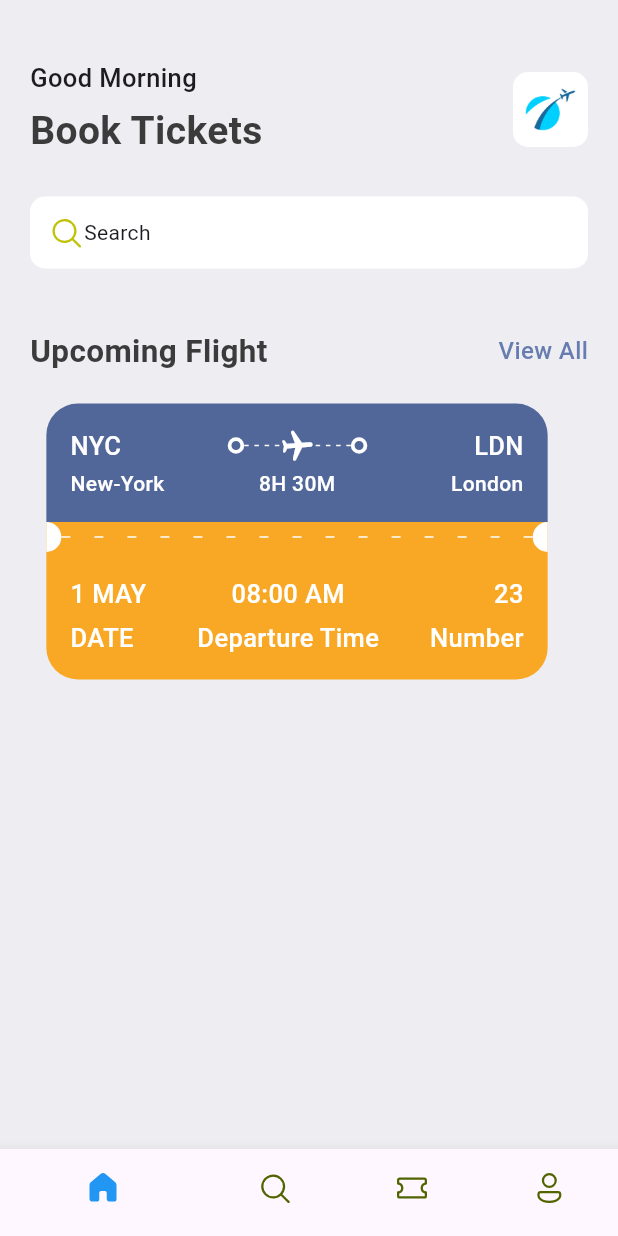
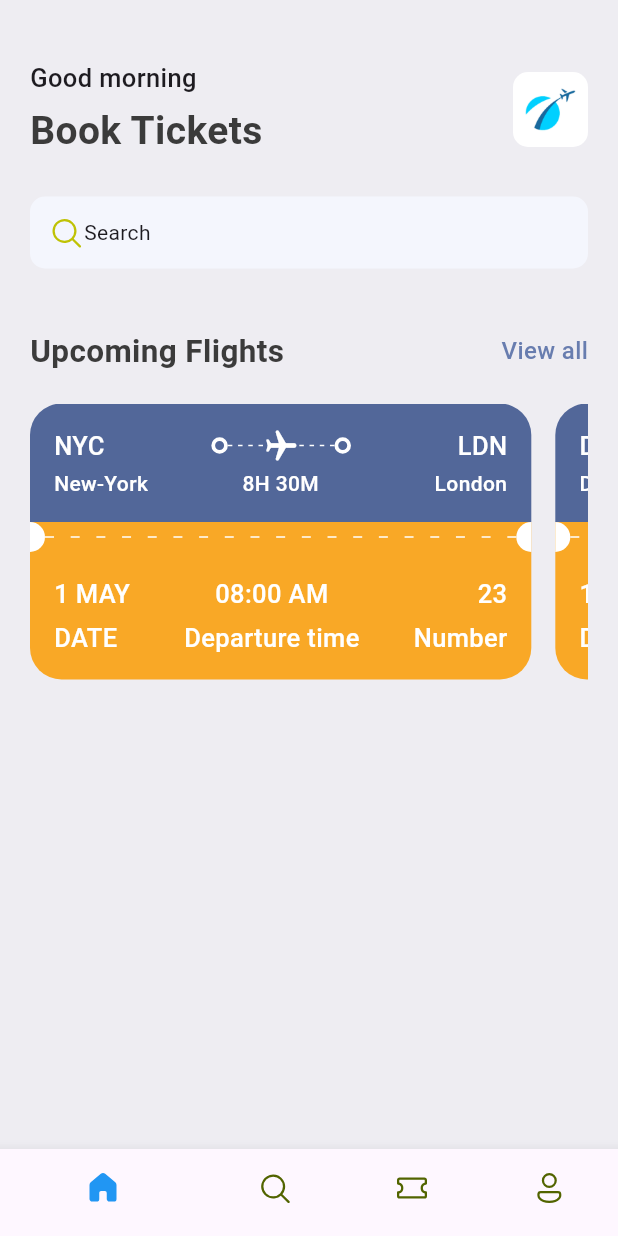
Before and after one commit to eyassud/ticket_app, a Flutter app: the screen it shows after launch, on a phone screen of 412 x 824 dp. Run offline on Flutter 3.47's test engine with Material 3 defaults, Android fonts, the phone set to English and light mode, and no system bars; our stand-ins replace fluentui_icons.

Commit message:
Section 11 completed.

```diff
--- a/lib/base/widgets/ticket_view.dart
+++ b/lib/base/widgets/ticket_view.dart
@@ -1,5 +1,6 @@
 import 'package:flutter/material.dart';
 import 'package:ticket_app/base/res/styles/app_styles.dart';
+import 'package:ticket_app/base/utils/all_json.dart';
 import 'package:ticket_app/base/widgets/app_column_text_layout.dart';
 import 'package:ticket_app/base/widgets/app_layoutbuilder_widget.dart';
 import 'package:ticket_app/base/widgets/big_circle.dart';
@@ -8,10 +9,12 @@ import 'package:ticket_app/base/widgets/text_style_fourth.dart';
 import 'package:ticket_app/base/widgets/text_style_third.dart';
 
 class TicketView extends StatelessWidget {
-  const TicketView({super.key});
+  final Map<String, dynamic> ticket;
+  const TicketView({super.key, required this.ticket});
 
   @override
   Widget build(BuildContext context) {
+
     final size = MediaQuery.of(context).size;
 
     return SizedBox(
@@ -20,8 +23,9 @@ class TicketView extends StatelessWidget {
       child: Container(
         margin: const EdgeInsets.only(right: 16),
         child: Column(
+          mainAxisSize: MainAxisSize.min,
           children: [
-            //blu part of the ticket
+            //blue part of the ticket
             Container(
               padding: const EdgeInsets.all(16),
               decoration: BoxDecoration(
@@ -34,9 +38,10 @@ class TicketView extends StatelessWidget {
                   //show departure and destination with icons first line
                   Row(
                     children: [
-                      const TextStyleThird(text: "NYC"),
+                      TextStyleThird(text: ticket["from"]["code"],),
                       Expanded(child: Container()),
                       const BigDot(),
+                      //ticket flying icon
                       Expanded(
                           child: Stack(
                         children: [
@@ -47,7 +52,7 @@ class TicketView extends StatelessWidget {
                               )),
                           Center(
                             child: Transform.rotate(
-                                angle: 1.5,
+                                angle: 1.57,
                                 child: const Icon(
                                   Icons.local_airport_rounded,
                                   color: Colors.white,
@@ -57,7 +62,7 @@ class TicketView extends StatelessWidget {
                       )),
                       const BigDot(),
                       Expanded(child: Container()),
-                      const TextStyleThird(text: "LDN"),
+                      TextStyleThird(text: ticket["to"]["code"],),
                     ],
                   ),
                   const SizedBox(
@@ -66,17 +71,16 @@ class TicketView extends StatelessWidget {
                   //show departure and destination names with time
                   Row(
                     children: [
-                      const SizedBox(
+                       SizedBox(
                         width: 100,
-                        child: TextStyleFourth(text: "New-York"),
+                        child: TextStyleFourth(text: ticket["from"]["name"],),
                       ),
                       Expanded(child: Container()),
-                      const TextStyleFourth(text: "8H 30M"),
+                      TextStyleFourth(text: ticket["flying_time"],),
                       Expanded(child: Container()),
-                      const SizedBox(
+                      SizedBox(
                         width: 100,
-                        child: TextStyleFourth(
-                            text: "London", align: TextAlign.end),
+                        child: TextStyleFourth(text: ticket["to"]["name"], align: TextAlign.end,),
                       )
                     ],
                   )
@@ -88,15 +92,16 @@ class TicketView extends StatelessWidget {
               color: AppStyles.ticketOrange,
               child: const Row(
                 children: [
-                    BigCircle(isRight: false),
-                    Expanded(
-                        child: AppLayoutBuilderWidget(
-                      randomDivider: 20,
-                      width: 6,
-                    )),
-                    BigCircle(isRight: true)
+                  BigCircle(
+                    isRight: false,
+                  ),
+                  Expanded(child: AppLayoutBuilderWidget(randomDivider: 16,width: 6,)),
+                  BigCircle(
+                    isRight: true,
+                  )
                 ],
-                )),
+              ),
+            ),
             //orange part of the ticket
             Container(
               padding: const EdgeInsets.all(16),
@@ -105,24 +110,27 @@ class TicketView extends StatelessWidget {
                   borderRadius: const BorderRadius.only(
                       bottomLeft: Radius.circular(21),
                       bottomRight: Radius.circular(21))),
-              child: const Column(
+              child:  Column(
                 children: [
                   //show departure and destination with icons first line
                   Row(
                     mainAxisAlignment: MainAxisAlignment.spaceBetween,
                     children: [
                       AppColumnTextLayout(
-                          topText: "1 MAY",
+                        topText: ticket["date"],
                         bottomText: "DATE",
-                          alignment: CrossAxisAlignment.start),
+                        alignment: CrossAxisAlignment.start,
+                      ),
                       AppColumnTextLayout(
-                          topText: "08:00 AM",
-                          bottomText: "Departure Time",
-                          alignment: CrossAxisAlignment.center),
+                        topText: ticket["departure_time"],
+                        bottomText: "Departure time",
+                        alignment: CrossAxisAlignment.center,
+                      ),
                       AppColumnTextLayout(
-                          topText: "23",
+                        topText: ticket["number"].toString(),
                         bottomText: "Number",
-                          alignment: CrossAxisAlignment.end)
+                        alignment: CrossAxisAlignment.end,
+                      )
                     ],
                   ),
                 ],
--- a/lib/screens/home_screen.dart
+++ b/lib/screens/home_screen.dart
@@ -1,71 +1,85 @@
 import 'package:fluentui_icons/fluentui_icons.dart';
+import 'package:flutter/cupertino.dart';
 import 'package:flutter/material.dart';
+import 'package:flutter/widgets.dart';
 import 'package:ticket_app/base/res/media.dart';
+import 'package:ticket_app/base/res/styles/app_styles.dart';
+import 'package:ticket_app/base/utils/all_json.dart';
 import 'package:ticket_app/base/widgets/app_double_text.dart';
 import 'package:ticket_app/base/widgets/ticket_view.dart';
 
-import '../base/res/styles/app_styles.dart';
-
 class HomeScreen extends StatelessWidget {
-  const HomeScreen({super.key});
+  const HomeScreen({Key? key}) : super(key: key);
 
   @override
   Widget build(BuildContext context) {
     return Scaffold(
         backgroundColor: AppStyles.bgColor,
-      body: ListView(children: [
-        const SizedBox(height: 40),
+        body: ListView(
+      children: [
+        const SizedBox(height:40),
         Container(
           padding: const EdgeInsets.symmetric(horizontal: 20),
           child: Column(
             children: [
-              Row(mainAxisAlignment: MainAxisAlignment.spaceBetween, children: [
+              Row(
+                mainAxisAlignment: MainAxisAlignment.spaceBetween,
+                children: [
                    Column(
                     crossAxisAlignment: CrossAxisAlignment.start,
                     children: [
-                    Text(
-                      "Good Morning",
-                      style: AppStyles.headLineStyle3,
+                      Text("Good morning",
+                          style: AppStyles.headLineStyle3),
+                      const SizedBox(
+                        height: 5,
                       ),
-                    const SizedBox(height: 5),
-                    Text("Book Tickets", style: AppStyles.headLineStyle1)
+                      Text("Book Tickets",
+                          style: AppStyles.headLineStyle1)
                     ],
                   ),
                   Container(
                     width: 50,
                     height: 50,
                     decoration: BoxDecoration(
-                    borderRadius: BorderRadius.circular(10),
-                    image:
-                        const DecorationImage(image: AssetImage(AppMedia.logo)),
+                      borderRadius:  BorderRadius.circular(10),
+                      image: const DecorationImage(
+                          image: AssetImage(AppMedia.logo)
+
+                      )
+                    )
+                  )
+                ],
               ),
-                )
-              ]),
-              const SizedBox(height: 25),
+              const SizedBox(height:25),
               Container(
-                padding:
-                    const EdgeInsets.symmetric(horizontal: 12, vertical: 12),
+                padding:const EdgeInsets.symmetric(horizontal:12, vertical:12),
                 decoration: BoxDecoration(
-                  borderRadius: BorderRadius.circular(10),
-                  color: Colors.white,
+                    borderRadius:  BorderRadius.circular(10),
+                    color: const Color(0xFFF4F6FD),
                 ),
-                child: const Row(children: [
-                  Icon(
-                    FluentSystemIcons.ic_fluent_search_regular,
-                    color: Color(0xFFBFC205),
-                  ),
-                  Text("Search"),
-                ]),
-              ),
-              const SizedBox(height: 40),
-              const AppDoubleText(
-                  bigText: 'Upcoming Flight', smallText: 'View All'),
-              const SizedBox(height: 20),
-              const TicketView()
+                child: const Row(
+                 // mainAxisAlignment: MainAxisAlignment.spaceBetween,
+                  children: [
+                    Icon(FluentSystemIcons.ic_fluent_search_regular, color:Color(0xFFBFC205)),
+                    Text("Search")
                   ],
                 ),
               ),
-      ]),
-    );
+              const SizedBox(height:40),
+              const AppDoubleText(bigText: 'Upcoming Flights', smallText: 'View all',),
+              const SizedBox(height:20),
+              SingleChildScrollView(
+                  scrollDirection: Axis.horizontal,
+                  child: Row(
+                    children: ticketList.map((singleTicket) =>  TicketView(ticket:singleTicket)
+                    ).toList(),
+                  )
+              ),
+            ],
+          ),
+        ),
+
+      ],
+    ));
   }
 }
```
Lines whose indentation alone changed are shown as unchanged.
